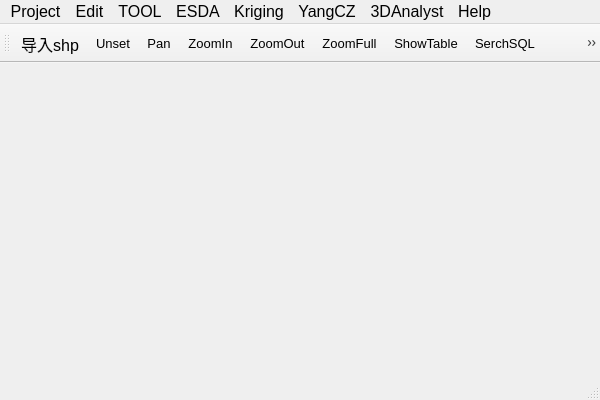
First picture: the form in YCZSoftware_VS/MainWindow.ui, repository Spiderguy-07/YCZSoftware_VS, before the edit.
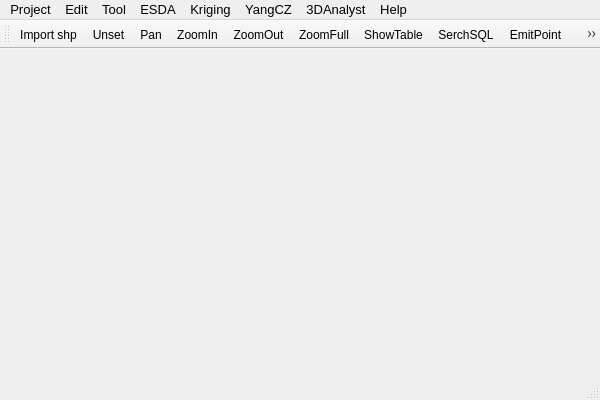
Second picture: the form after the edit. Icons and pictures are not drawn.

Patch:
```diff
--- a/YCZSoftware_VS/MainWindow.ui
+++ b/YCZSoftware_VS/MainWindow.ui
@@ -19,7 +19,7 @@
   <property name="font">
    <font>
     <family>Microsoft YaHei UI</family>
-    <pointsize>10</pointsize>
+    <pointsize>9</pointsize>
    </font>
   </property>
   <property name="windowTitle">
@@ -42,7 +42,7 @@
      <x>0</x>
      <y>0</y>
      <width>600</width>
-     <height>33</height>
+     <height>29</height>
     </rect>
    </property>
    <property name="sizePolicy">
@@ -54,12 +54,15 @@
    <property name="font">
     <font>
      <family>Microsoft YaHei UI</family>
-     <pointsize>12</pointsize>
+     <pointsize>10</pointsize>
     </font>
    </property>
    <property name="contextMenuPolicy">
     <enum>Qt::DefaultContextMenu</enum>
    </property>
+   <property name="layoutDirection">
+    <enum>Qt::LeftToRight</enum>
+   </property>
    <property name="styleSheet">
     <string notr="true"/>
    </property>
@@ -133,7 +136,7 @@
    </widget>
    <widget class="QMenu" name="menu">
     <property name="title">
-     <string>TOOL</string>
+     <string>Tool</string>
     </property>
    </widget>
    <widget class="QMenu" name="menuEdit">
@@ -168,8 +171,8 @@
    </property>
    <property name="iconSize">
     <size>
-     <width>30</width>
-     <height>30</height>
+     <width>25</width>
+     <height>25</height>
     </size>
    </property>
    <attribute name="toolBarArea">
@@ -226,12 +229,12 @@
      <normaloff>D:/GIS_todo/Dev20图标 (1)/Dev20/OpenHyperlink_32x32.png</normaloff>D:/GIS_todo/Dev20图标 (1)/Dev20/OpenHyperlink_32x32.png</iconset>
    </property>
    <property name="text">
-    <string>导入shp</string>
+    <string>Import shp</string>
    </property>
    <property name="font">
     <font>
      <family>Microsoft YaHei UI</family>
-     <pointsize>12</pointsize>
+     <pointsize>9</pointsize>
     </font>
    </property>
   </action>
```
Left out of the diff: 39 changed lines with no effect on the pictures.
